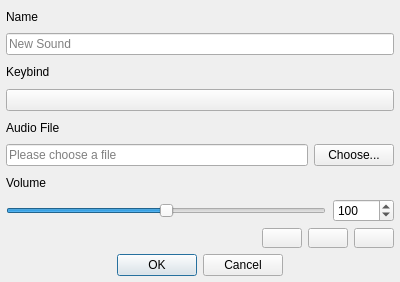
This is src/Dialog/dialogsound.ui in defaultsamson/Soundboard as Qt 5 draws it before an edit. The edited form follows.
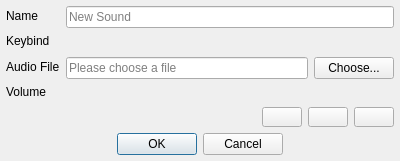
This is the edited form. Icons and pictures are not drawn. Custom widgets are drawn as their Qt base class.

Commit message: Updated DialogSound to use WidgetVolume

```diff
--- a/src/Dialog/dialogsound.ui
+++ b/src/Dialog/dialogsound.ui
@@ -7,15 +7,9 @@
     <x>0</x>
     <y>0</y>
     <width>400</width>
-    <height>282</height>
+    <height>161</height>
    </rect>
   </property>
-  <property name="maximumSize">
-   <size>
-    <width>16777215</width>
-    <height>282</height>
-   </size>
-  </property>
   <property name="windowTitle">
    <string>Sound Edit</string>
   </property>
@@ -33,22 +27,16 @@
     <number>6</number>
    </property>
    <item>
+    <layout class="QHBoxLayout" name="horizontalLayout_4">
+     <item>
+      <layout class="QVBoxLayout" name="verticalLayout_2">
+       <item>
     <widget class="QLabel" name="labelName">
      <property name="text">
       <string>Name</string>
      </property>
     </widget>
    </item>
-   <item>
-    <widget class="QLineEdit" name="lineEditName">
-     <property name="placeholderText">
-      <string>New Sound</string>
-     </property>
-     <property name="clearButtonEnabled">
-      <bool>true</bool>
-     </property>
-    </widget>
-   </item>
    <item>
     <widget class="QLabel" name="labelKeybind">
      <property name="text">
@@ -56,9 +44,6 @@
      </property>
     </widget>
    </item>
-   <item>
-    <widget class="WidgetKeybind" name="keybindSound"/>
-   </item>
    <item>
     <widget class="QLabel" name="labelFile">
      <property name="text">
@@ -67,20 +52,31 @@
     </widget>
    </item>
    <item>
-    <widget class="QWidget" name="widget" native="true">
-     <layout class="QHBoxLayout" name="horizontalLayout_2">
-      <property name="leftMargin">
-       <number>0</number>
-      </property>
-      <property name="topMargin">
-       <number>0</number>
-      </property>
-      <property name="rightMargin">
-       <number>0</number>
-      </property>
-      <property name="bottomMargin">
-       <number>0</number>
-      </property>
+        <widget class="QLabel" name="label">
+         <property name="text">
+          <string>Volume</string>
+         </property>
+        </widget>
+       </item>
+      </layout>
+     </item>
+     <item>
+      <layout class="QVBoxLayout" name="verticalLayout_3">
+       <item>
+        <widget class="QLineEdit" name="lineEditName">
+         <property name="placeholderText">
+          <string>New Sound</string>
+         </property>
+         <property name="clearButtonEnabled">
+          <bool>true</bool>
+         </property>
+        </widget>
+       </item>
+       <item>
+        <widget class="WidgetKeybind" name="keybindSound" native="true"/>
+       </item>
+       <item>
+        <layout class="QHBoxLayout" name="horizontalLayout_5">
       <item>
        <widget class="QLineEdit" name="lineEditFile">
         <property name="placeholderText">
@@ -99,74 +95,13 @@
        </widget>
       </item>
      </layout>
-    </widget>
    </item>
    <item>
-    <widget class="QLabel" name="label">
-     <property name="text">
-      <string>Volume</string>
-     </property>
-    </widget>
-   </item>
-   <item>
-    <widget class="QWidget" name="widget_2" native="true">
-     <layout class="QHBoxLayout" name="horizontalLayout">
-      <property name="leftMargin">
-       <number>0</number>
-      </property>
-      <property name="topMargin">
-       <number>0</number>
-      </property>
-      <property name="rightMargin">
-       <number>0</number>
-      </property>
-      <property name="bottomMargin">
-       <number>0</number>
-      </property>
-      <item>
-       <widget class="QSlider" name="sliderVolume">
-        <property name="maximum">
-         <number>200</number>
-        </property>
-        <property name="value">
-         <number>100</number>
-        </property>
-        <property name="orientation">
-         <enum>Qt::Horizontal</enum>
-        </property>
-        <property name="tickInterval">
-         <number>1</number>
-        </property>
-       </widget>
-      </item>
-      <item>
-       <spacer name="horizontalSpacer">
-        <property name="orientation">
-         <enum>Qt::Horizontal</enum>
-        </property>
-        <property name="sizeType">
-         <enum>QSizePolicy::Fixed</enum>
-        </property>
-        <property name="sizeHint" stdset="0">
-         <size>
-          <width>1</width>
-          <height>20</height>
-         </size>
-        </property>
-       </spacer>
-      </item>
-      <item>
-       <widget class="QSpinBox" name="spinBoxVolume">
-        <property name="maximum">
-         <number>10000</number>
-        </property>
-        <property name="value">
-         <number>100</number>
-        </property>
-       </widget>
-      </item>
-     </layout>
-    </widget>
+        <widget class="WidgetVolume" name="widgetVolume" native="true"/>
+       </item>
+      </layout>
+     </item>
+    </layout>
    </item>
    <item>
     <layout class="QHBoxLayout" name="horizontalLayout_3">
@@ -266,8 +201,15 @@
   </customwidget>
   <customwidget>
    <class>WidgetKeybind</class>
-   <extends>QPushButton</extends>
+   <extends>QWidget</extends>
    <header>src/Widget/widgetkeybind.h</header>
+   <container>1</container>
+  </customwidget>
+  <customwidget>
+   <class>WidgetVolume</class>
+   <extends>QWidget</extends>
+   <header>src/Widget/widgetvolume.h</header>
+   <container>1</container>
   </customwidget>
  </customwidgets>
  <resources>
```
Lines whose indentation alone changed are shown as unchanged. The commit also changes 13 other files.
